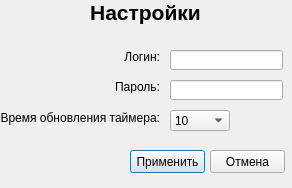
Before: the Qt Designer form settingwindow.ui in DtmyShirshov/practiceQT, drawn with Qt 5.
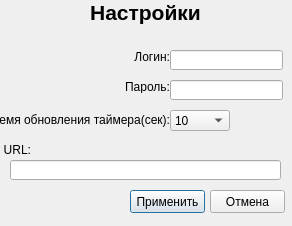
After: the same form once the commit is applied.

What changed in the file:
```diff
--- a/settingwindow.ui
+++ b/settingwindow.ui
@@ -7,7 +7,7 @@
     <x>0</x>
     <y>0</y>
     <width>292</width>
-    <height>188</height>
+    <height>226</height>
    </rect>
   </property>
   <property name="windowTitle">
@@ -42,7 +42,7 @@
   <widget class="QLabel" name="label_2">
    <property name="geometry">
     <rect>
-     <x>110</x>
+     <x>120</x>
      <y>50</y>
      <width>50</width>
      <height>13</height>
@@ -58,7 +58,7 @@
   <widget class="QLabel" name="label_3">
    <property name="geometry">
     <rect>
-     <x>110</x>
+     <x>120</x>
      <y>80</y>
      <width>50</width>
      <height>13</height>
@@ -74,17 +74,17 @@
   <widget class="QLabel" name="label_4">
    <property name="geometry">
     <rect>
-     <x>0</x>
+     <x>-1</x>
      <y>110</y>
-     <width>160</width>
-     <height>16</height>
+     <width>171</width>
+     <height>20</height>
     </rect>
    </property>
    <property name="layoutDirection">
     <enum>Qt::LeftToRight</enum>
    </property>
    <property name="text">
-    <string>Время обновления таймера:</string>
+    <string>Время обновления таймера(сек):</string>
    </property>
    <property name="alignment">
     <set>Qt::AlignRight|Qt::AlignTrailing|Qt::AlignVCenter</set>
@@ -149,7 +149,7 @@
    <property name="geometry">
     <rect>
      <x>130</x>
-     <y>150</y>
+     <y>190</y>
      <width>75</width>
      <height>23</height>
     </rect>
@@ -162,7 +162,7 @@
    <property name="geometry">
     <rect>
      <x>210</x>
-     <y>150</y>
+     <y>190</y>
      <width>75</width>
      <height>23</height>
     </rect>
@@ -171,6 +171,32 @@
     <string>Отмена</string>
    </property>
   </widget>
+  <widget class="QLineEdit" name="IP">
+   <property name="geometry">
+    <rect>
+     <x>10</x>
+     <y>160</y>
+     <width>271</width>
+     <height>20</height>
+    </rect>
+   </property>
+  </widget>
+  <widget class="QLabel" name="label_5">
+   <property name="geometry">
+    <rect>
+     <x>0</x>
+     <y>140</y>
+     <width>31</width>
+     <height>20</height>
+    </rect>
+   </property>
+   <property name="text">
+    <string>URL:</string>
+   </property>
+   <property name="alignment">
+    <set>Qt::AlignRight|Qt::AlignTrailing|Qt::AlignVCenter</set>
+   </property>
+  </widget>
  </widget>
  <resources/>
  <connections/>
```
